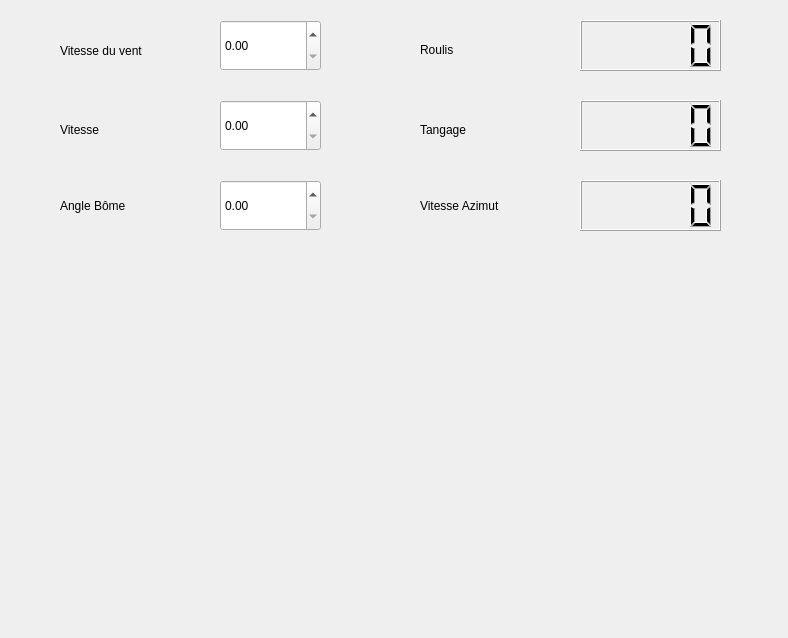
Qt form S420_IHM/ihm.ui (SNIR420/S420_project) before a commit.
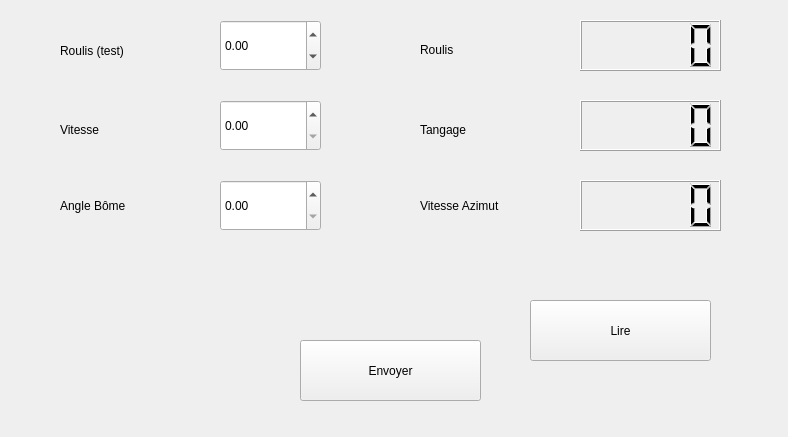
The same form after that commit.

The edit to the form file:
```diff
--- a/S420_IHM/ihm.ui
+++ b/S420_IHM/ihm.ui
@@ -7,7 +7,7 @@
     <x>0</x>
     <y>0</y>
     <width>788</width>
-    <height>638</height>
+    <height>437</height>
    </rect>
   </property>
   <property name="windowTitle">
@@ -62,6 +62,15 @@
      <height>51</height>
     </rect>
    </property>
+   <property name="minimum">
+    <double>-8.000000000000000</double>
+   </property>
+   <property name="maximum">
+    <double>8.000000000000000</double>
+   </property>
+   <property name="value">
+    <double>0.000000000000000</double>
+   </property>
   </widget>
   <widget class="QDoubleSpinBox" name="doubleSpinBox_3">
    <property name="geometry">
@@ -83,7 +92,7 @@
     </rect>
    </property>
    <property name="text">
-    <string>Vitesse du vent</string>
+    <string>Roulis (test)</string>
    </property>
   </widget>
   <widget class="QLabel" name="label_2">
@@ -151,6 +160,32 @@
     <string>Vitesse Azimut</string>
    </property>
   </widget>
+  <widget class="QPushButton" name="pushButton">
+   <property name="geometry">
+    <rect>
+     <x>300</x>
+     <y>340</y>
+     <width>181</width>
+     <height>61</height>
+    </rect>
+   </property>
+   <property name="text">
+    <string>Envoyer</string>
+   </property>
+  </widget>
+  <widget class="QPushButton" name="pushButton_2">
+   <property name="geometry">
+    <rect>
+     <x>530</x>
+     <y>300</y>
+     <width>181</width>
+     <height>61</height>
+    </rect>
+   </property>
+   <property name="text">
+    <string>Lire</string>
+   </property>
+  </widget>
  </widget>
  <resources/>
  <connections/>
```
